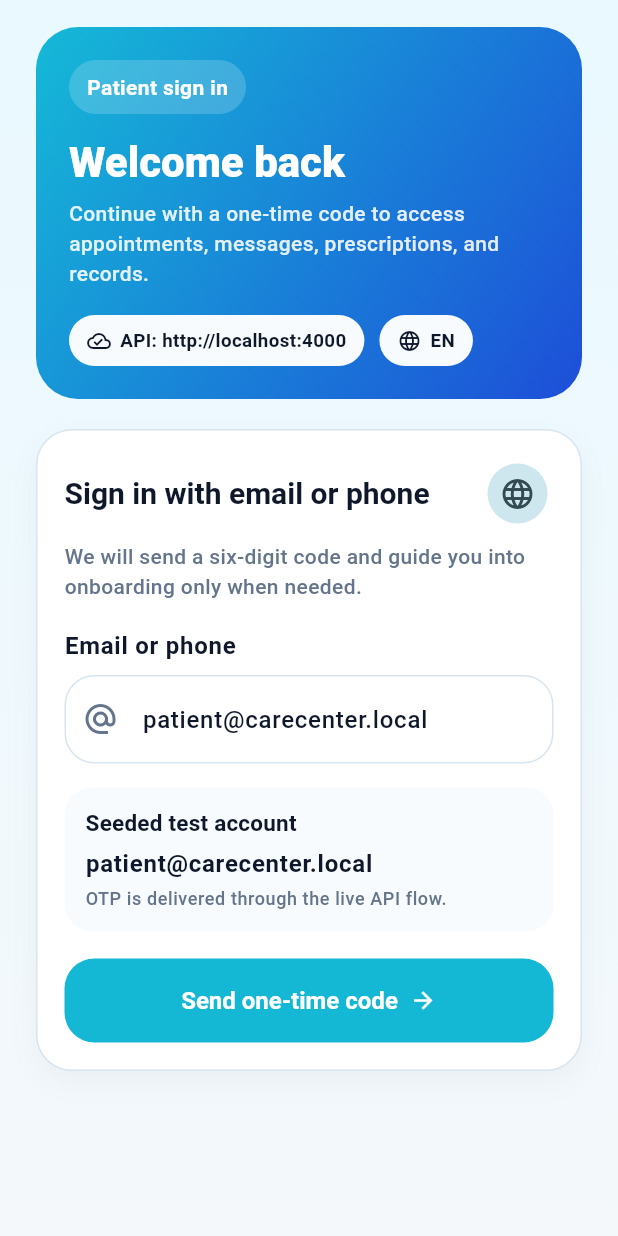
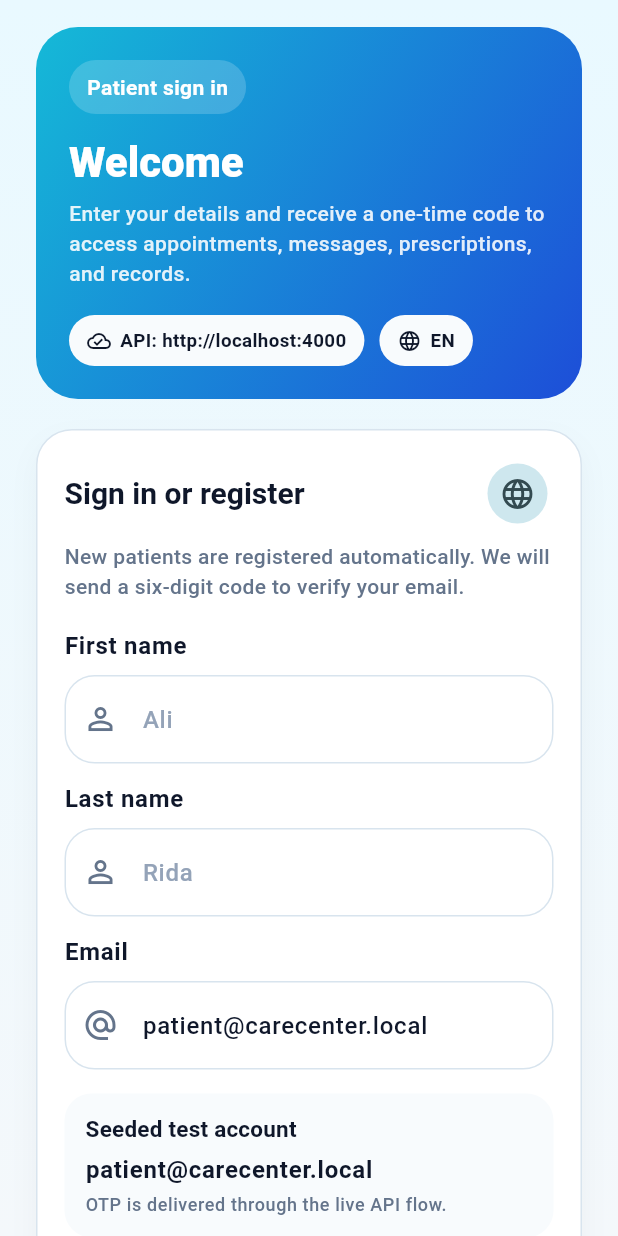
Before and after one commit to netctc/CarePoint-ClaudOpus4.8, a Flutter app: the SignInPage screen opened directly, on a phone screen of 412 x 824 dp. Run offline on Flutter 3.47's test engine with Material 3 defaults, Android fonts, the light colour scheme and no system bars; our stand-ins replace file_picker, go_router, shared_preferences; accounts and stored records are empty.

Commit message:
feat(mobile): pantalla de login usa /otp/register (auto-registro de paciente)
- sign_in_page.dart: añade campos firstName y lastName al formulario.
  El flujo ahora es 'registrate o inicia sesion' unificado.
- app_session.dart: requestOtp() ahora llama a /api/auth/otp/register
  con { email, firstName, lastName, channel }. Si el usuario ya existe
  como PATIENT, el backend solo emite el OTP (login). Si es nuevo, crea
  la cuenta y envia el OTP (registro).
- app_localizations.dart: actualizadas las traducciones EN y AR para
  signin.firstNameLabel, signin.lastNameLabel, y textos adaptados al
  flujo unificado (Welcome en vez de Welcome back, etc.).
- El resend (/otp/resend) sigue funcionando sin cambios porque al
  llegar ahi el paciente ya existe en la BD.

```diff
--- a/apps/mobile/lib/core/localization/app_localizations.dart
+++ b/apps/mobile/lib/core/localization/app_localizations.dart
@@ -30,11 +30,13 @@ class AppLocalizations {
       'language.arabicSubtitle': 'Arabic-ready patient interface',
       'language.note': 'After sign-in you will complete profile setup and consent once before using booking and care features.',
       'signin.badge': 'Patient sign in',
-      'signin.title': 'Welcome back',
-      'signin.subtitle': 'Continue with a one-time code to access appointments, messages, prescriptions, and records.',
-      'signin.formTitle': 'Sign in with email or phone',
-      'signin.formBody': 'We will send a six-digit code and guide you into onboarding only when needed.',
-      'signin.identifierLabel': 'Email or phone',
+      'signin.title': 'Welcome',
+      'signin.subtitle': 'Enter your details and receive a one-time code to access appointments, messages, prescriptions, and records.',
+      'signin.formTitle': 'Sign in or register',
+      'signin.formBody': 'New patients are registered automatically. We will send a six-digit code to verify your email.',
+      'signin.firstNameLabel': 'First name',
+      'signin.lastNameLabel': 'Last name',
+      'signin.identifierLabel': 'Email',
       'signin.seedTitle': 'Seeded test account',
       'signin.seedBody': 'OTP is delivered through the live API flow.',
       'signin.devPreview': 'Development OTP preview',
@@ -252,11 +254,13 @@ class AppLocalizations {
       'language.arabicSubtitle': 'واجهة عربية مهيأة للمريض',
       'language.note': 'بعد تسجيل الدخول ستكمل إعداد الملف الشخصي والموافقات مرة واحدة قبل استخدام الحجز والرعاية.',
       'signin.badge': 'تسجيل دخول المريض',
-      'signin.title': 'مرحباً بعودتك',
-      'signin.subtitle': 'تابع باستخدام رمز لمرة واحدة للوصول إلى المواعيد والرسائل والوصفات والسجلات.',
-      'signin.formTitle': 'سجل الدخول بالبريد الإلكتروني أو الهاتف',
-      'signin.formBody': 'سنرسل رمزاً مكوناً من ستة أرقام ونرشدك إلى الإعداد عند الحاجة فقط.',
-      'signin.identifierLabel': 'البريد الإلكتروني أو الهاتف',
+      'signin.title': 'مرحباً',
+      'signin.subtitle': 'أدخل بياناتك واحصل على رمز لمرة واحدة للوصول إلى المواعيد والرسائل والوصفات والسجلات.',
+      'signin.formTitle': 'تسجيل الدخول أو إنشاء حساب',
+      'signin.formBody': 'يتم تسجيل المرضى الجدد تلقائياً. سنرسل رمزاً من ستة أرقام للتحقق من بريدك الإلكتروني.',
+      'signin.firstNameLabel': 'الاسم الأول',
+      'signin.lastNameLabel': 'اسم العائلة',
+      'signin.identifierLabel': 'البريد الإلكتروني',
       'signin.seedTitle': 'حساب تجريبي',
       'signin.seedBody': 'يتم إرسال رمز التحقق عبر مسار الواجهة البرمجية الفعلي.',
       'signin.devPreview': 'معاينة رمز التطوير',
--- a/apps/mobile/lib/features/auth/presentation/screens/sign_in_page.dart
+++ b/apps/mobile/lib/features/auth/presentation/screens/sign_in_page.dart
@@ -17,12 +17,16 @@ class SignInPage extends StatefulWidget {
 
 class _SignInPageState extends State<SignInPage> {
   final TextEditingController _identifierController = TextEditingController(text: 'patient@carecenter.local');
+  final TextEditingController _firstNameController = TextEditingController();
+  final TextEditingController _lastNameController = TextEditingController();
   bool _loading = false;
   String? _error;
 
   @override
   void dispose() {
     _identifierController.dispose();
+    _firstNameController.dispose();
+    _lastNameController.dispose();
     super.dispose();
   }
 
@@ -33,7 +37,11 @@ class _SignInPageState extends State<SignInPage> {
       _error = null;
     });
     try {
-      await AppSession.instance.requestOtp(identifier: _identifierController.text.trim());
+      await AppSession.instance.requestOtp(
+        identifier: _identifierController.text.trim(),
+        firstName: _firstNameController.text.trim(),
+        lastName: _lastNameController.text.trim(),
+      );
       if (!mounted) return;
       final String identifier = _identifierController.text.trim();
       context.go('/otp?identifier=${Uri.encodeComponent(identifier)}');
@@ -87,6 +95,22 @@ class _SignInPageState extends State<SignInPage> {
                 const SizedBox(height: 8),
                 Text(l10n.t('signin.formBody'), style: Theme.of(context).textTheme.bodyMedium),
                 const SizedBox(height: 18),
+                AppTextField(
+                  label: l10n.t('signin.firstNameLabel'),
+                  hintText: 'Ali',
+                  controller: _firstNameController,
+                  keyboardType: TextInputType.name,
+                  prefixIcon: Icons.person_outline,
+                ),
+                const SizedBox(height: 12),
+                AppTextField(
+                  label: l10n.t('signin.lastNameLabel'),
+                  hintText: 'Rida',
+                  controller: _lastNameController,
+                  keyboardType: TextInputType.name,
+                  prefixIcon: Icons.person_outline,
+                ),
+                const SizedBox(height: 12),
                 AppTextField(
                   label: l10n.t('signin.identifierLabel'),
                   hintText: 'patient@carecenter.local',
```
Also changed, not shown: apps/mobile/lib/core/state/app_session.dart (+14 -5 lines).
